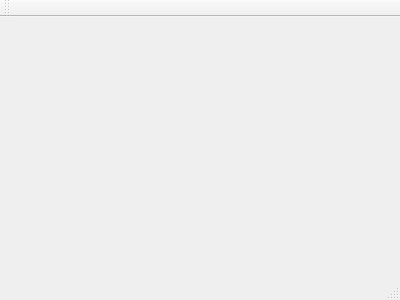
danilolc/pk2_se, file qt/sc_window.ui: the form before one commit.
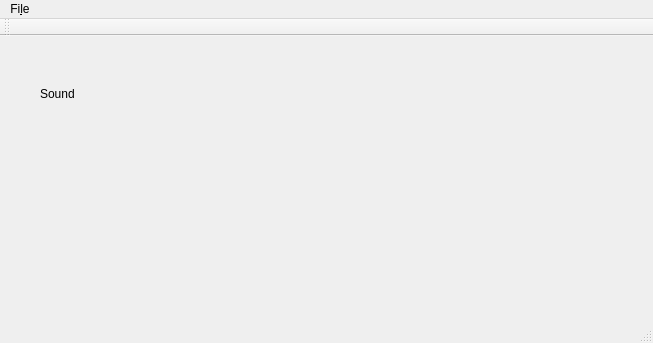
The form after the commit.

Commit message: Add PisteDraw and PisteSound

What changed in the file:
```diff
--- a/qt/sc_window.ui
+++ b/qt/sc_window.ui
@@ -1,24 +1,71 @@
 <ui version="4.0">
  <class>SC_Window</class>
- <widget class="QMainWindow" name="SC_Window" >
-  <property name="geometry" >
+ <widget class="QMainWindow" name="SC_Window">
+  <property name="geometry">
    <rect>
     <x>0</x>
     <y>0</y>
-    <width>400</width>
-    <height>300</height>
+    <width>653</width>
+    <height>343</height>
    </rect>
   </property>
   <property name="windowTitle" >
    <string>SC_Window</string>
   </property>
-  <widget class="QMenuBar" name="menuBar" />
-  <widget class="QToolBar" name="mainToolBar" />
-  <widget class="QWidget" name="centralWidget" />
-  <widget class="QStatusBar" name="statusBar" />
+  <widget class="QWidget" name="centralWidget">
+   <widget class="QLabel" name="lab_sound">
+    <property name="geometry">
+     <rect>
+      <x>40</x>
+      <y>50</y>
+      <width>151</width>
+      <height>16</height>
+     </rect>
+    </property>
+    <property name="text">
+     <string>Sound</string>
+    </property>
+   </widget>
+  </widget>
+  <widget class="QMenuBar" name="menuBar">
+   <property name="geometry">
+    <rect>
+     <x>0</x>
+     <y>0</y>
+     <width>653</width>
+     <height>19</height>
+    </rect>
+   </property>
+   <widget class="QMenu" name="menuFile">
+    <property name="title">
+     <string>Fi&amp;le</string>
+    </property>
+    <addaction name="menuOpen"/>
+    <addaction name="menuSave"/>
+   </widget>
+   <addaction name="menuFile"/>
+  </widget>
+  <widget class="QToolBar" name="mainToolBar">
+   <attribute name="toolBarArea">
+    <enum>TopToolBarArea</enum>
+   </attribute>
+   <attribute name="toolBarBreak">
+    <bool>false</bool>
+   </attribute>
+  </widget>
+  <widget class="QStatusBar" name="statusBar"/>
+  <action name="menuOpen">
+   <property name="text">
+    <string>Open</string>
+   </property>
+  </action>
+  <action name="menuSave">
+   <property name="text">
+    <string>Save</string>
+   </property>
+  </action>
  </widget>
- <layoutDefault spacing="6" margin="11" />
- <pixmapfunction></pixmapfunction>
+ <layoutdefault spacing="6" margin="11"/>
  <resources/>
  <connections/>
 </ui>
```
Left out of the diff: 43 changed lines with no effect on the pictures. The commit also changes 14 other files.
